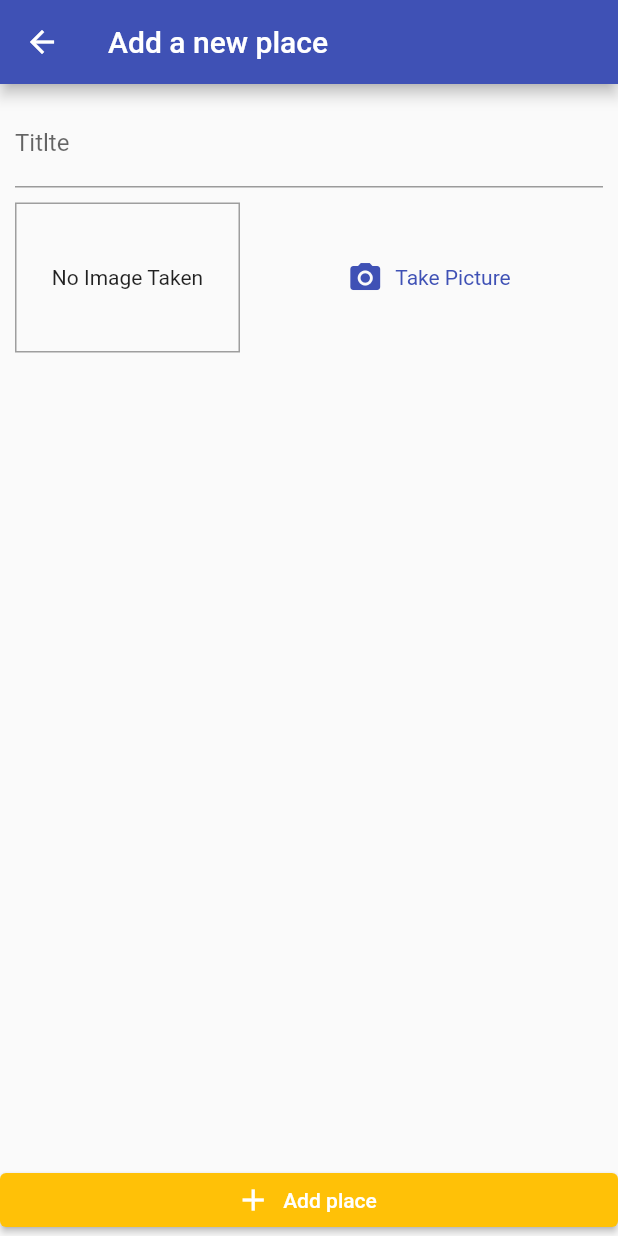
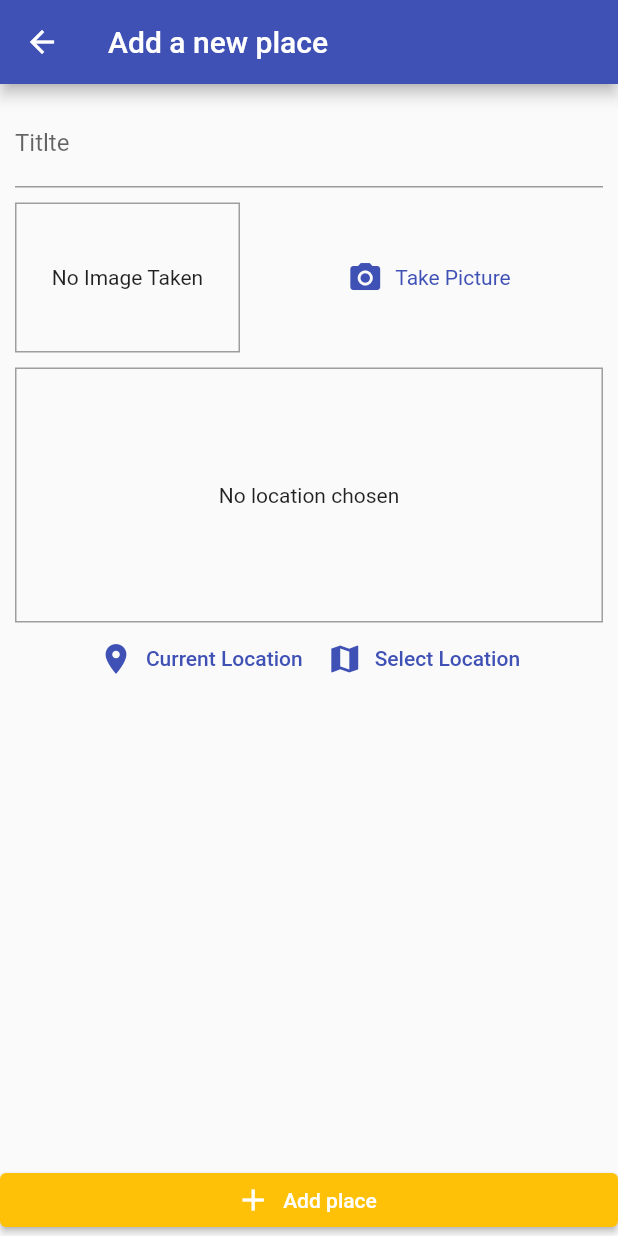
Before and after one commit to denosg/great_places, a Flutter app: the AddPlaceScreen screen opened by its route, on a phone screen of 412 x 824 dp. Run offline on Flutter 3.47's test engine with Material 2 defaults, Android fonts, the phone set to English and light mode, and no system bars; our stand-ins replace image_picker, sqflite; missing offline and left inert: dart:ffi; accounts and stored records are empty.

Commit message:
Added location input

```diff
--- a/lib/screens/add_place_screen.dart
+++ b/lib/screens/add_place_screen.dart
@@ -5,6 +5,7 @@ import 'package:great_places/providers/great_places.dart';
 import 'package:provider/provider.dart';
 
 import '../widgets/image_input.dart';
+import '../widgets/location_input.dart';
 
 class AddPlaceScreen extends StatefulWidget {
   static const routeName = '/add-place';
@@ -54,6 +55,8 @@ class _AddPlaceScreenState extends State<AddPlaceScreen> {
                   ),
                   const SizedBox(height: 10),
                   ImageInput(_selectImage),
+                  const SizedBox(height: 10),
+                  const LocationInput(),
                 ],
               ),
             )),
--- /dev/null
+++ b/lib/widgets/location_input.dart
@@ -0,0 +1,58 @@
+import 'package:flutter/material.dart';
+
+class LocationInput extends StatefulWidget {
+  const LocationInput({super.key});
+
+  @override
+  State<LocationInput> createState() => _LocationInputState();
+}
+
+class _LocationInputState extends State<LocationInput> {
+  String _previewImageUrl = '';
+
+  @override
+  Widget build(BuildContext context) {
+    return Column(
+      children: [
+        Container(
+          decoration:
+              BoxDecoration(border: Border.all(width: 1, color: Colors.grey)),
+          height: 170,
+          width: double.infinity,
+          alignment: Alignment.center,
+          child: _previewImageUrl == ''
+              ? const Text(
+                  'No location chosen',
+                  textAlign: TextAlign.center,
+                )
+              : Image.network(
+                  _previewImageUrl,
+                  fit: BoxFit.cover,
+                  width: double.infinity,
+                ),
+        ),
+        Row(
+          mainAxisAlignment: MainAxisAlignment.center,
+          children: [
+            TextButton.icon(
+              onPressed: () {},
+              icon: const Icon(Icons.location_on),
+              label: Text(
+                'Current Location',
+                style: TextStyle(color: Theme.of(context).primaryColor),
+              ),
+            ),
+            TextButton.icon(
+              onPressed: () {},
+              icon: const Icon(Icons.map),
+              label: Text(
+                'Select Location',
+                style: TextStyle(color: Theme.of(context).primaryColor),
+              ),
+            ),
+          ],
+        ),
+      ],
+    );
+  }
+}
--- a/pubspec.yaml
+++ b/pubspec.yaml
@@ -13,6 +13,7 @@ dependencies:
   image_picker: ^0.8.7+1
   path_provider: ^2.0.14
   sqflite: ^2.2.6
+  location: ^4.4.0
 
 dev_dependencies:
   flutter_test:
```
Also changed, not shown: pubspec.lock, 3 other files.
